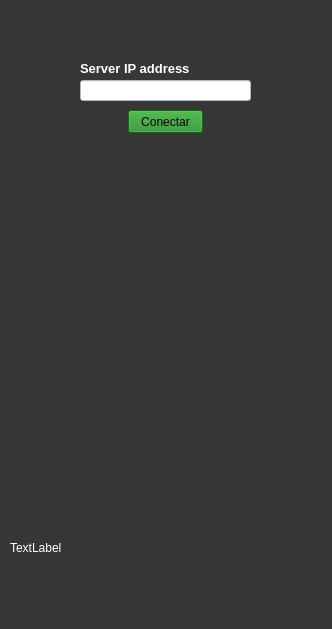
This is assets/client.ui in dev-LNA/HostFocuser160 as Qt 5 draws it before an edit. The edited form follows.
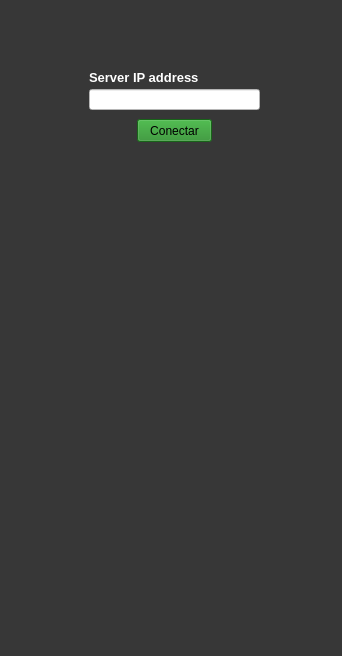
This is the edited form. Icons and pictures are not drawn.

The edit to the form file:
```diff
--- a/assets/client.ui
+++ b/assets/client.ui
@@ -6,8 +6,8 @@
    <rect>
     <x>0</x>
     <y>0</y>
-    <width>332</width>
-    <height>629</height>
+    <width>342</width>
+    <height>656</height>
    </rect>
   </property>
   <property name="windowTitle">
@@ -17,15 +17,9 @@
    <string notr="true">background-color: rgb(55, 55, 55);</string>
   </property>
   <widget class="QWidget" name="currentWindow">
+   <layout class="QVBoxLayout" name="verticalLayout">
+    <item>
    <widget class="QStackedWidget" name="pageSelect">
-    <property name="geometry">
-     <rect>
-      <x>0</x>
-      <y>0</y>
-      <width>331</width>
-      <height>621</height>
-     </rect>
-    </property>
     <property name="currentIndex">
      <number>0</number>
     </property>
@@ -246,7 +240,6 @@
       <property name="font">
        <font>
         <pointsize>10</pointsize>
-        <weight>75</weight>
         <bold>true</bold>
        </font>
       </property>
@@ -254,191 +247,6 @@
        <string>Server IP address</string>
       </property>
      </widget>
-     <widget class="QLabel" name="lblTestConn1">
-      <property name="geometry">
-       <rect>
-        <x>10</x>
-        <y>540</y>
-        <width>291</width>
-        <height>16</height>
-       </rect>
-      </property>
-      <property name="palette">
-       <palette>
-        <active>
-         <colorrole role="WindowText">
-          <brush brushstyle="SolidPattern">
-           <color alpha="255">
-            <red>255</red>
-            <green>255</green>
-            <blue>255</blue>
-           </color>
-          </brush>
-         </colorrole>
-         <colorrole role="Button">
-          <brush brushstyle="SolidPattern">
-           <color alpha="255">
-            <red>55</red>
-            <green>55</green>
-            <blue>55</blue>
-           </color>
-          </brush>
-         </colorrole>
-         <colorrole role="Text">
-          <brush brushstyle="SolidPattern">
-           <color alpha="255">
-            <red>255</red>
-            <green>255</green>
-            <blue>255</blue>
-           </color>
-          </brush>
-         </colorrole>
-         <colorrole role="Base">
-          <brush brushstyle="SolidPattern">
-           <color alpha="255">
-            <red>55</red>
-            <green>55</green>
-            <blue>55</blue>
-           </color>
-          </brush>
-         </colorrole>
-         <colorrole role="Window">
-          <brush brushstyle="SolidPattern">
-           <color alpha="255">
-            <red>55</red>
-            <green>55</green>
-            <blue>55</blue>
-           </color>
-          </brush>
-         </colorrole>
-         <colorrole role="PlaceholderText">
-          <brush brushstyle="SolidPattern">
-           <color alpha="128">
-            <red>255</red>
-            <green>255</green>
-            <blue>255</blue>
-           </color>
-          </brush>
-         </colorrole>
-        </active>
-        <inactive>
-         <colorrole role="WindowText">
-          <brush brushstyle="SolidPattern">
-           <color alpha="255">
-            <red>255</red>
-            <green>255</green>
-            <blue>255</blue>
-           </color>
-          </brush>
-         </colorrole>
-         <colorrole role="Button">
-          <brush brushstyle="SolidPattern">
-           <color alpha="255">
-            <red>55</red>
-            <green>55</green>
-            <blue>55</blue>
-           </color>
-          </brush>
-         </colorrole>
-         <colorrole role="Text">
-          <brush brushstyle="SolidPattern">
-           <color alpha="255">
-            <red>255</red>
-            <green>255</green>
-            <blue>255</blue>
-           </color>
-          </brush>
-         </colorrole>
-         <colorrole role="Base">
-          <brush brushstyle="SolidPattern">
-           <color alpha="255">
-            <red>55</red>
-            <green>55</green>
-            <blue>55</blue>
-           </color>
-          </brush>
-         </colorrole>
-         <colorrole role="Window">
-          <brush brushstyle="SolidPattern">
-           <color alpha="255">
-            <red>55</red>
-            <green>55</green>
-            <blue>55</blue>
-           </color>
-          </brush>
-         </colorrole>
-         <colorrole role="PlaceholderText">
-          <brush brushstyle="SolidPattern">
-           <color alpha="128">
-            <red>255</red>
-            <green>255</green>
-            <blue>255</blue>
-           </color>
-          </brush>
-         </colorrole>
-        </inactive>
-        <disabled>
-         <colorrole role="WindowText">
-          <brush brushstyle="SolidPattern">
-           <color alpha="255">
-            <red>120</red>
-            <green>120</green>
-            <blue>120</blue>
-           </color>
-          </brush>
-         </colorrole>
-         <colorrole role="Button">
-          <brush brushstyle="SolidPattern">
-           <color alpha="255">
-            <red>55</red>
-            <green>55</green>
-            <blue>55</blue>
-           </color>
-          </brush>
-         </colorrole>
-         <colorrole role="Text">
-          <brush brushstyle="SolidPattern">
-           <color alpha="255">
-            <red>120</red>
-            <green>120</green>
-            <blue>120</blue>
-           </color>
-          </brush>
-         </colorrole>
-         <colorrole role="Base">
-          <brush brushstyle="SolidPattern">
-           <color alpha="255">
-            <red>55</red>
-            <green>55</green>
-            <blue>55</blue>
-           </color>
-          </brush>
-         </colorrole>
-         <colorrole role="Window">
-          <brush brushstyle="SolidPattern">
-           <color alpha="255">
-            <red>55</red>
-            <green>55</green>
-            <blue>55</blue>
-           </color>
-          </brush>
-         </colorrole>
-         <colorrole role="PlaceholderText">
-          <brush brushstyle="SolidPattern">
-           <color alpha="128">
-            <red>0</red>
-            <green>0</green>
-            <blue>0</blue>
-           </color>
-          </brush>
-         </colorrole>
-        </disabled>
-       </palette>
-      </property>
-      <property name="text">
-       <string>TextLabel</string>
-      </property>
-     </widget>
     </widget>
     <widget class="QWidget" name="page_2">
      <widget class="QPushButton" name="btnDown">
@@ -2355,7 +2163,10 @@
      </widget>
     </widget>
    </widget>
+    </item>
+   </layout>
   </widget>
+  <widget class="QStatusBar" name="stsBar"/>
  </widget>
  <resources/>
  <connections/>
```
Left out of the diff: 50 changed lines with no effect on the pictures. Lines whose indentation alone changed are shown as unchanged.
